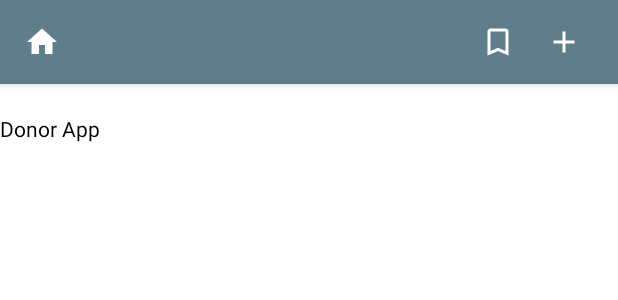
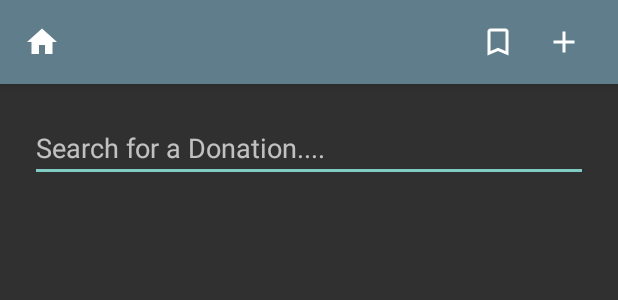
Before and after one commit to MatthewDBarrett/DonorApp, an Android app: the layout activity_home_page.xml on its own in the app's theme, with its tools: preview values and no code run, on a phone screen of 412 x 824 dp. Shown: the top 300 px of the screen. Run offline under Robolectric (Android 15) with nearby library versions, the phone set to English and light mode, and no system bars.

Commit message:
Search function has been incorporated into the home page

```diff
--- a/app/src/main/res/layout/activity_home_page.xml
+++ b/app/src/main/res/layout/activity_home_page.xml
@@ -4,7 +4,6 @@
     xmlns:tools="http://schemas.android.com/tools"
     android:layout_width="match_parent"
     android:layout_height="match_parent"
-    android:background="@color/white"
     tools:context=".HomePage">
 
     <LinearLayout
@@ -36,14 +35,22 @@
                 android:layout_width="match_parent"
                 android:layout_height="wrap_content"
                 android:orientation="horizontal"
+                android:layout_marginEnd="20dp"
+                android:layout_marginStart="20dp"
                 android:layout_marginTop="20dp">
 
-                <TextView
-                    android:layout_width="wrap_content"
+                <AutoCompleteTextView
+                    android:layout_width="match_parent"
                     android:layout_height="wrap_content"
-                    android:background="@color/white"
-                    android:text="@string/homePageTV"
-                    android:textColor="@color/black" />
+                    android:id="@+id/searchBox"
+                    android:hint="@string/searchHT"/>
+
+                <Spinner
+                    android:layout_width="match_parent"
+                    android:layout_height="wrap_content"
+                    android:layout_marginTop="30dp"
+                    android:id="@+id/items">
+                </Spinner>
 
             </LinearLayout>
 
--- a/app/src/main/res/values/strings.xml
+++ b/app/src/main/res/values/strings.xml
@@ -34,6 +34,7 @@
     <string name="longLatHT">Latitude/Longitude</string>
     <string name="additionalCommentsHT">Additional Comments</string>
     <string name="mapSearchHT">Search Here</string>
+    <string name="searchHT">Search for a Donation....</string>
 
     <!--HINTS-->
     <string name="usernameHint">username</string>
--- a/gradle.properties
+++ b/gradle.properties
@@ -11,3 +11,4 @@ org.gradle.jvmargs=-Xmx1536m
 # This option should only be used with decoupled projects. More details, visit
 # http://www.gradle.org/docs/current/userguide/multi_project_builds.html#sec:decoupled_projects
 # org.gradle.parallel=true
+GoogleMapsAPI="AIzaSyBtZaHWvxsa1Ex-YiRL_GgjP4ZKG6kjB60"
```
Also changed, not shown: app/src/main/java/com/example/donorapp/HomePage.java (+30 -1 lines).
